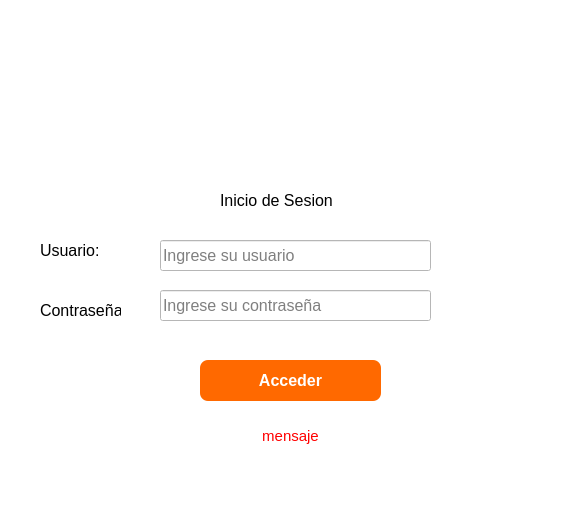
The window that gui/login.ui (cahalvaro/PROY_BANCO) describes before a commit, drawn with Qt 5.
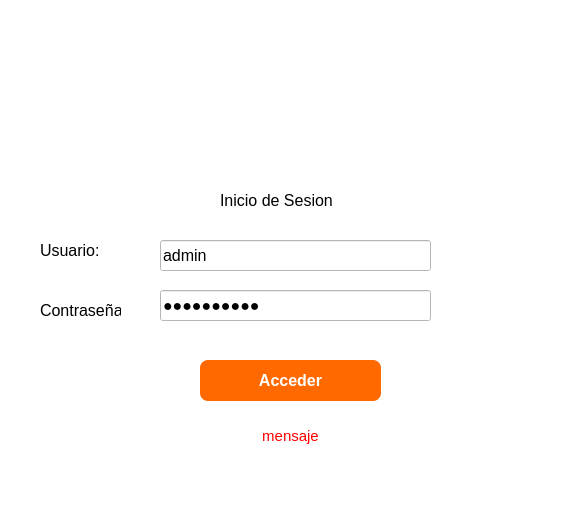
The same window after the commit. Icons and pictures are not drawn.

Diff of the .ui file:
```diff
--- a/gui/login.ui
+++ b/gui/login.ui
@@ -87,6 +87,9 @@
    <property name="styleSheet">
     <string notr="true"/>
    </property>
+   <property name="text">
+    <string>admin</string>
+   </property>
    <property name="placeholderText">
     <string>Ingrese su usuario</string>
    </property>
@@ -105,6 +108,9 @@
      <pointsize>12</pointsize>
     </font>
    </property>
+   <property name="text">
+    <string>admin2050.</string>
+   </property>
    <property name="echoMode">
     <enum>QLineEdit::Password</enum>
    </property>
```
